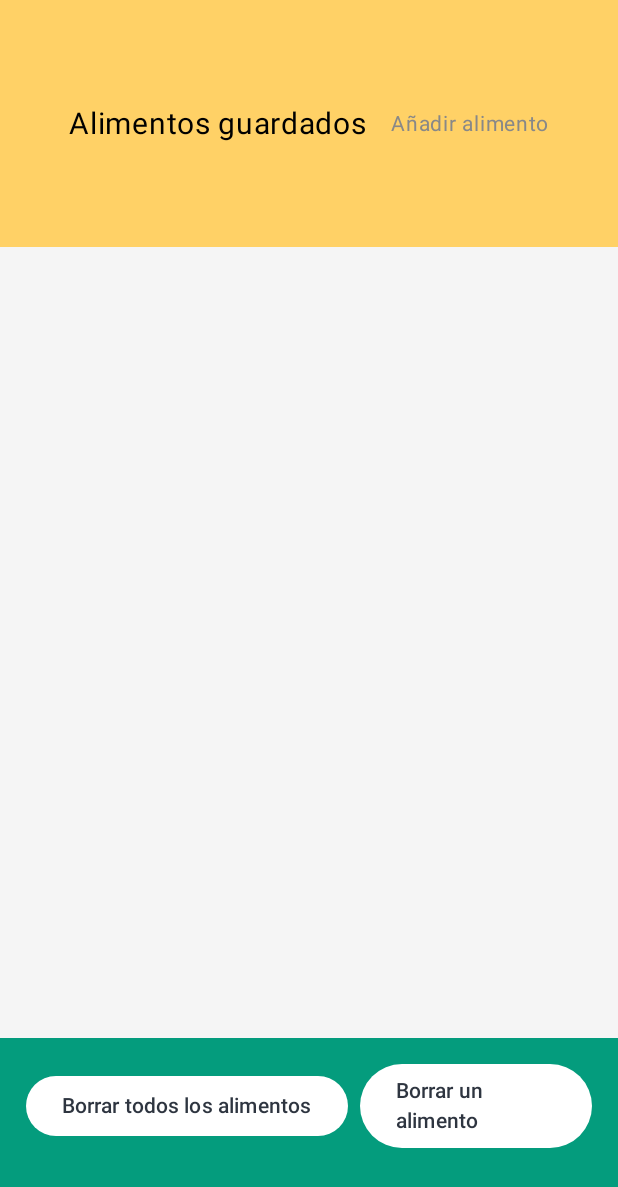
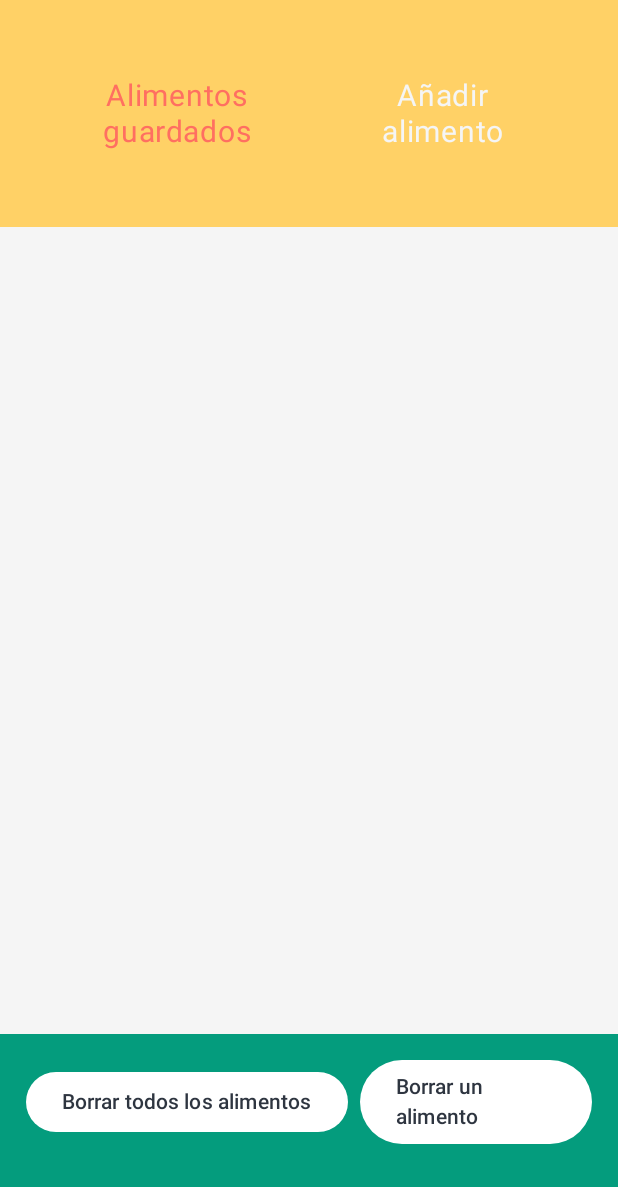
Before and after one commit to Asflum99/Chef-Alarm, an Android app built with Jetpack Compose: the screen it shows after launch (MainActivity), on a phone screen of 412 x 824 dp. Shown: the top 1187 px of the screen. Run offline under Robolectric (Android 15) with nearby library versions, the phone set to English and light mode, and no system bars; our stand-ins replace Room's generated code.

Commit message:
Cambio de configuración en los títulos de las páginas y adición de efecto de transición de colores

```diff
--- a/app/src/main/java/com/asflum/cocina/MainActivity.kt
+++ b/app/src/main/java/com/asflum/cocina/MainActivity.kt
@@ -8,24 +8,30 @@ import android.provider.AlarmClock.ACTION_SET_ALARM
 import androidx.activity.ComponentActivity
 import androidx.activity.compose.setContent
 import androidx.activity.enableEdgeToEdge
+import androidx.compose.animation.animateColorAsState
+import androidx.compose.animation.core.tween
 import androidx.compose.foundation.background
 import androidx.compose.foundation.clickable
+import androidx.compose.foundation.layout.Arrangement
 import androidx.compose.foundation.layout.Box
 import androidx.compose.foundation.layout.Column
 import androidx.compose.foundation.layout.Row
-import androidx.compose.foundation.layout.Spacer
+import androidx.compose.foundation.layout.WindowInsets
+import androidx.compose.foundation.layout.asPaddingValues
 import androidx.compose.foundation.layout.fillMaxSize
 import androidx.compose.foundation.layout.fillMaxWidth
-import androidx.compose.foundation.layout.padding
+import androidx.compose.foundation.layout.height
+import androidx.compose.foundation.layout.statusBars
 import androidx.compose.foundation.layout.width
 import androidx.compose.foundation.pager.HorizontalPager
 import androidx.compose.foundation.pager.rememberPagerState
 import androidx.compose.material3.Text
 import androidx.compose.runtime.Composable
+import androidx.compose.runtime.getValue
 import androidx.compose.runtime.rememberCoroutineScope
 import androidx.compose.ui.Alignment
 import androidx.compose.ui.Modifier
-import androidx.compose.ui.graphics.Color
+import androidx.compose.ui.text.style.TextAlign
 import androidx.compose.ui.tooling.preview.Preview
 import androidx.compose.ui.unit.dp
 import androidx.compose.ui.unit.sp
@@ -33,7 +39,9 @@ import com.asflum.cocina.ui.theme.CocinaTheme
 import kotlinx.coroutines.launch
 import com.asflum.cocina.pages.page1.Page1
 import com.asflum.cocina.pages.page2.Page2
+import com.asflum.cocina.ui.theme.DarkGray
 import com.asflum.cocina.ui.theme.MustardYellow
+import com.asflum.cocina.ui.theme.TomatoRed
 import com.asflum.cocina.ui.theme.WarmWhite
 
 class MainActivity : ComponentActivity() {
@@ -74,42 +82,67 @@ fun NavigationComponent() {
     )
 
     val coroutineScope = rememberCoroutineScope()
-
     val currentPage = pagerState.currentPage
 
+    // Animación de transición de colores
+    val text1Color by animateColorAsState(
+        targetValue = if (currentPage == 0) TomatoRed else WarmWhite,
+        animationSpec = tween(durationMillis = 200)
+    )
+    val text2Color by animateColorAsState(
+        targetValue = if (currentPage == 1) TomatoRed else WarmWhite,
+        animationSpec = tween(durationMillis = 200)
+    )
+
+    // Obtener altura de la barra de estado
+    val statusBarHeight = WindowInsets.statusBars.asPaddingValues().calculateTopPadding()
+
     Column(modifier = Modifier.fillMaxSize()) {
+        // Barra de estado (para cubrir la parte superior del celular)
+        Box(
+            modifier = Modifier
+                .fillMaxWidth()
+                .height(statusBarHeight) // Solo cubre la barra de estado
+                .background(DarkGray)
+        )
+
         // Parte superior fija
         Box(
             modifier = Modifier
                 .fillMaxWidth()
-                // Porcentaje de espacio para la parte superior
-                .weight(0.2f)
-                .background(MustardYellow)
+                .weight(0.18f) // Porcentaje de espacio para la parte superior
+                .background(MustardYellow),
+            contentAlignment = Alignment.Center // Los elementos dentro del Box (Row) estará centrado
         ) {
             Row(
                 modifier = Modifier
-                    .align(Alignment.Center)
-                    .padding(horizontal = 16.dp)
+                    .fillMaxWidth(),
+                horizontalArrangement = Arrangement.SpaceEvenly
             ) {
                 Text(text = "Alimentos guardados",
-                    fontSize = if (currentPage == 0) 20.sp else 14.sp,
-                    color = if (currentPage == 0) Color.Black else Color.Gray,
-                    modifier = Modifier.clickable {
+                    fontSize = 20.sp,
+                    color = text1Color,
+                    textAlign = TextAlign.Center,
+                    modifier = Modifier
+                        .width(120.dp)
+                        .clickable {
                         coroutineScope.launch {
                             pagerState.animateScrollToPage(0)
                         }
-                    })
-
-                Spacer(modifier = Modifier.width(16.dp))
-
+                    }
+                )
                 Text(text = "Añadir alimento",
-                    fontSize = if (currentPage == 1) 20.sp else 14.sp,
-                    color = if (currentPage == 1) Color.Black else Color.Gray,
-                    modifier = Modifier.clickable {
+                    fontSize = 20.sp,
+                    color = text2Color,
+                    textAlign = TextAlign.Center,
+                    modifier = Modifier
+                        .width(120.dp)
+                        .clickable {
                         coroutineScope.launch {
                             pagerState.animateScrollToPage(1)
                         }
-                    })
+                    }
+                )
             }
         }
         HorizontalPager(
```
